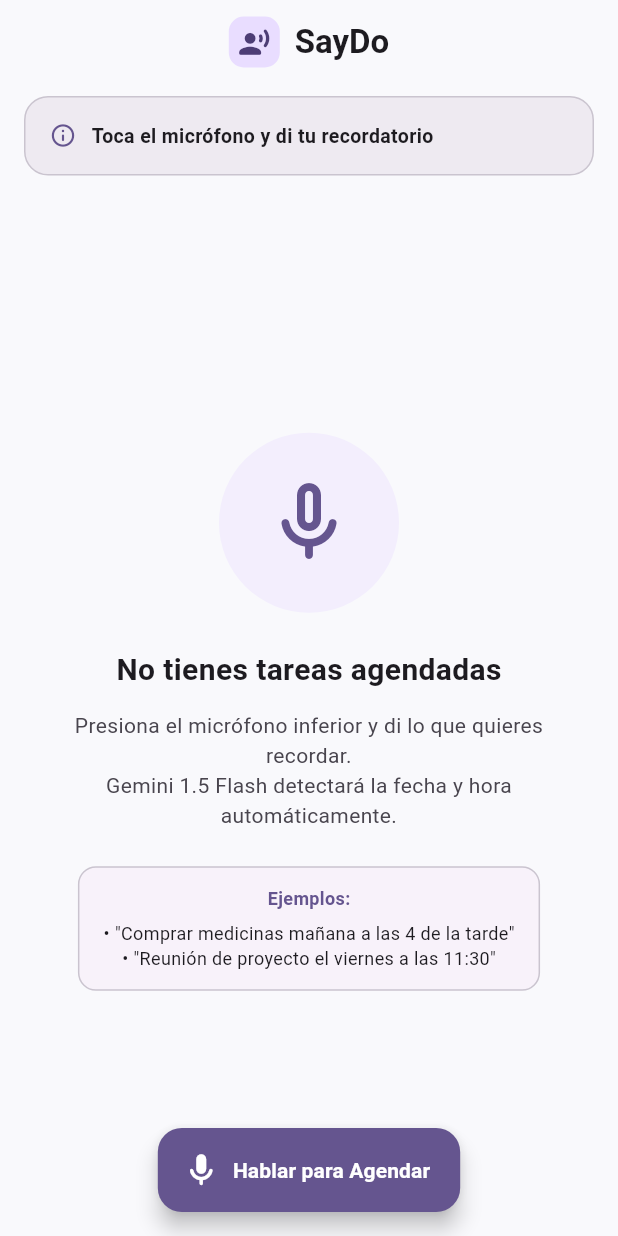
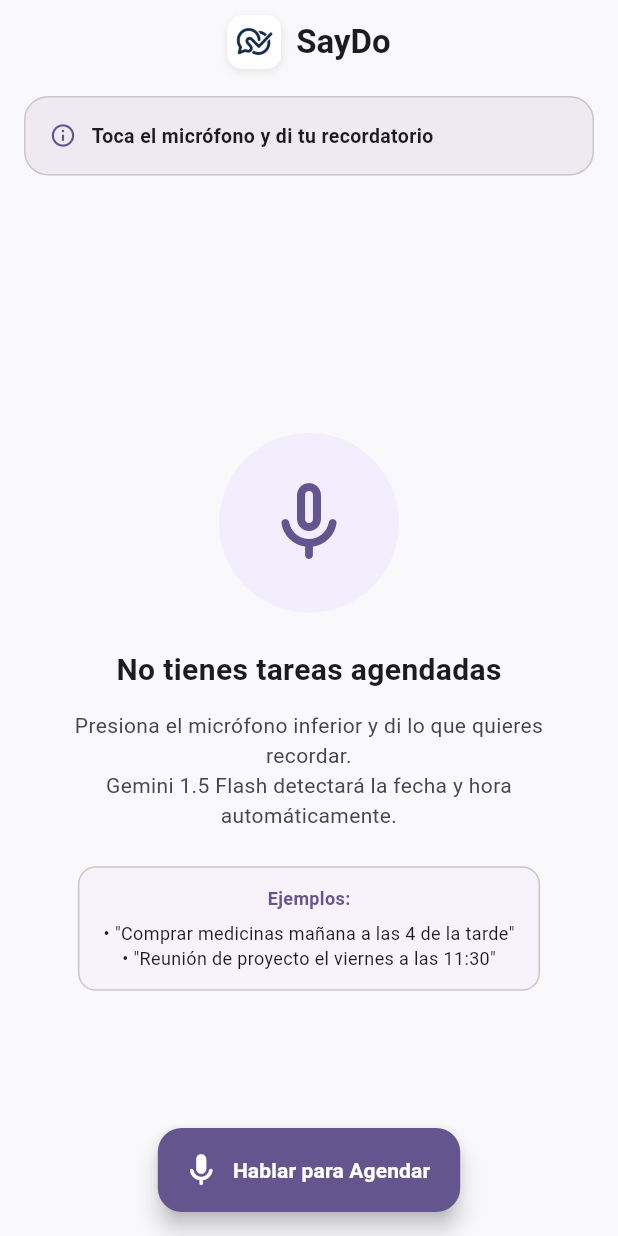
Before and after one commit to Fritzi-FY/SayDo, a Flutter app: the screen it shows after launch, on a phone screen of 412 x 824 dp. Run offline on Flutter 3.47's test engine with Material 3 defaults, Android fonts, the phone set to English and light mode, and no system bars; our stand-ins replace flutter_dotenv, flutter_local_notifications, google_generative_ai, speech_to_text, timezone.

Commit message:
feat: actualizacion de logo de la app e icono de lanzamiento

```diff
--- a/lib/main.dart
+++ b/lib/main.dart
@@ -272,15 +272,24 @@ class _SayDoHomePageState extends State<SayDoHomePage> {
           mainAxisSize: MainAxisSize.min,
           children: [
             Container(
-              padding: const EdgeInsets.all(6),
+              width: 36,
+              height: 36,
               decoration: BoxDecoration(
-                color: colorScheme.primaryContainer,
                 borderRadius: BorderRadius.circular(10),
+                boxShadow: [
+                  BoxShadow(
+                    color: colorScheme.shadow.withValues(alpha: 0.08),
+                    blurRadius: 4,
+                    offset: const Offset(0, 2),
+                  ),
+                ],
               ),
-              child: Icon(
-                Icons.record_voice_over_rounded,
-                color: colorScheme.onPrimaryContainer,
-                size: 22,
+              child: ClipRRect(
+                borderRadius: BorderRadius.circular(10),
+                child: Image.asset(
+                  'assets/icon/app_icon.jpg',
+                  fit: BoxFit.cover,
+                ),
               ),
             ),
             const SizedBox(width: 10),
--- a/lib/services/gemini_service.dart
+++ b/lib/services/gemini_service.dart
@@ -40,7 +40,7 @@ class GeminiService {
     final dayOfWeek = DateFormat('EEEE', 'es').format(now);
 
     return GenerativeModel(
-      model: 'gemini-1.5-flash',
+      model: 'gemini-2.0-flash',
       apiKey: apiKey,
       generationConfig: GenerationConfig(
         responseMimeType: 'application/json',
```
Also changed, not shown: pubspec.yaml (+8 -0 lines), assets/icon/app_icon.jpg (added), pubspec.lock, 31 other files.
